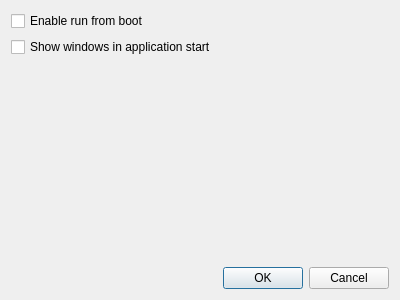
The window that DlgOption.ui (KangLin/Calendar) describes before a commit, drawn with Qt 5.
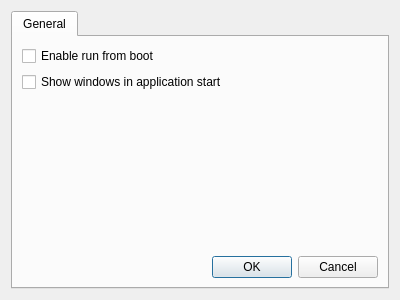
The same window after the commit. Icons and pictures are not drawn.

```diff
--- a/DlgOption.ui
+++ b/DlgOption.ui
@@ -19,6 +19,16 @@
   </property>
   <layout class="QGridLayout" name="gridLayout">
    <item row="0" column="0">
+    <widget class="QTabWidget" name="tabWidget">
+     <property name="currentIndex">
+      <number>0</number>
+     </property>
+     <widget class="QWidget" name="General">
+      <attribute name="title">
+       <string>General</string>
+      </attribute>
+      <layout class="QGridLayout" name="gridLayout_2">
+       <item row="0" column="0">
     <widget class="QCheckBox" name="cbRunFromBoot">
      <property name="sizePolicy">
       <sizepolicy hsizetype="Preferred" vsizetype="Preferred">
@@ -31,23 +41,6 @@
      </property>
     </widget>
    </item>
-   <item row="1" column="0">
-    <widget class="QCheckBox" name="cbShowMainWindows">
-     <property name="text">
-      <string>Show windows in application start</string>
-     </property>
-    </widget>
-   </item>
-   <item row="3" column="0">
-    <widget class="QDialogButtonBox" name="buttonBox">
-     <property name="orientation">
-      <enum>Qt::Horizontal</enum>
-     </property>
-     <property name="standardButtons">
-      <set>QDialogButtonBox::Cancel|QDialogButtonBox::Ok</set>
-     </property>
-    </widget>
-   </item>
    <item row="2" column="0">
     <spacer name="verticalSpacer">
      <property name="orientation">
@@ -56,10 +49,31 @@
      <property name="sizeHint" stdset="0">
       <size>
        <width>20</width>
-       <height>40</height>
+           <height>161</height>
       </size>
      </property>
     </spacer>
+       </item>
+       <item row="1" column="0">
+        <widget class="QCheckBox" name="cbShowMainWindows">
+         <property name="text">
+          <string>Show windows in application start</string>
+         </property>
+        </widget>
+       </item>
+       <item row="3" column="0">
+        <widget class="QDialogButtonBox" name="buttonBox">
+         <property name="orientation">
+          <enum>Qt::Horizontal</enum>
+         </property>
+         <property name="standardButtons">
+          <set>QDialogButtonBox::Cancel|QDialogButtonBox::Ok</set>
+         </property>
+        </widget>
+       </item>
+      </layout>
+     </widget>
+    </widget>
    </item>
   </layout>
  </widget>
```
Lines whose indentation alone changed are shown as unchanged.
